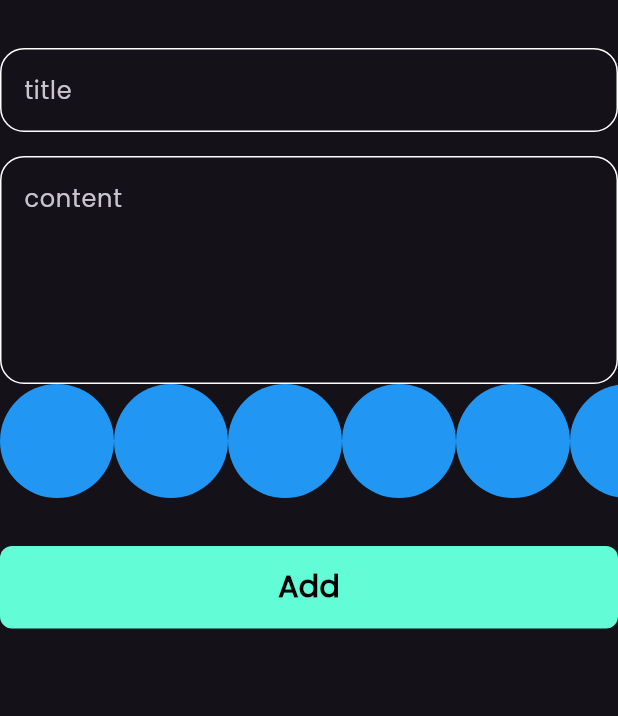
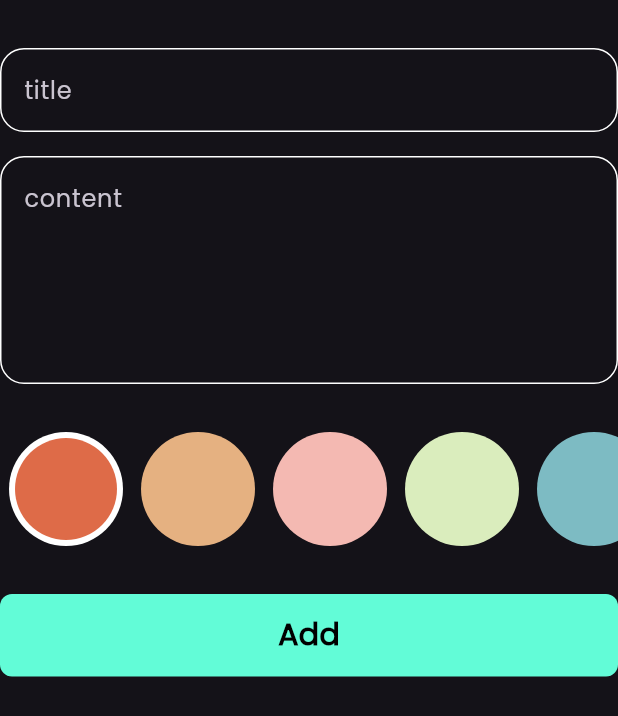
Before and after one commit to Eslamadelelkhouly/notesapp, a Flutter app: the AddNoteForm widget shown alone on an empty page, opened directly, on a phone screen of 412 x 824 dp. Shown: the top 716 px of the screen. Run offline on Flutter 3.47's test engine with Material 3 defaults, Android fonts, the phone set to English and light mode, and no system bars; our stand-ins replace bloc, flutter_bloc, hive, hive_flutter; accounts and stored records are empty.

Commit message:
colors list view part 2

```diff
--- a/lib/views/widgets/add_note_form.dart
+++ b/lib/views/widgets/add_note_form.dart
@@ -47,6 +47,9 @@ class _AddNoteFormState extends State<AddNoteForm> {
             hint: 'content',
             maxline: 5,
           ),
+          const SizedBox(
+            height: 32,
+          ),
           ColorsListView(),
           const SizedBox(
             height: 32,
--- a/lib/views/widgets/color_item.dart
+++ b/lib/views/widgets/color_item.dart
@@ -1,13 +1,28 @@
 import 'package:flutter/material.dart';
 
 class ColorItem extends StatelessWidget {
-  const ColorItem({super.key});
+  const ColorItem({
+    super.key,
+    required this.isActive,
+    required this.color,
+  });
 
+  final bool isActive;
+  final Color color;
   @override
   Widget build(BuildContext context) {
-    return const CircleAvatar(
-      radius: 38,
-      backgroundColor: Colors.blue,
-    );
+    return isActive
+        ? CircleAvatar(
+            radius: 38,
+            backgroundColor: Colors.white,
+            child: CircleAvatar(
+              radius: 34,
+              backgroundColor: color,
+            ),
+          )
+        : CircleAvatar(
+            radius: 38,
+            backgroundColor: color,
+          );
   }
 }
--- a/lib/views/widgets/colors_list_view.dart
+++ b/lib/views/widgets/colors_list_view.dart
@@ -1,18 +1,47 @@
 import 'package:flutter/material.dart';
 import 'package:notesapp/views/widgets/color_item.dart';
 
-class ColorsListView extends StatelessWidget {
-  const ColorsListView({super.key});
+class ColorsListView extends StatefulWidget {
+  const ColorsListView({
+    super.key,
+  });
+
+  @override
+  State<ColorsListView> createState() => _ColorsListViewState();
+}
+
+class _ColorsListViewState extends State<ColorsListView> {
+  int CurrentIndex = 0;
+
+  List<Color> colors = const [
+    Color(0xffDE6B48),
+    Color(0xffE5B181),
+    Color(0xffF4B9B2),
+    Color(0xffDAEDBD),
+    Color(0xff7DBBC3),
+  ];
 
   @override
   Widget build(BuildContext context) {
     return SizedBox(
       height: 38 * 2,
       child: ListView.builder(
-        itemCount: 10,
+        itemCount: colors.length,
         scrollDirection: Axis.horizontal,
         itemBuilder: (context, index) {
-          return const ColorItem();
+          return Padding(
+            padding: const EdgeInsets.symmetric(horizontal: 6),
+            child: GestureDetector(
+              onTap: () {
+                CurrentIndex = index;
+                setState(() {});
+              },
+              child: ColorItem(
+                color: colors[index],
+                isActive: CurrentIndex == index,
+              ),
+            ),
+          );
         },
       ),
     );
```
